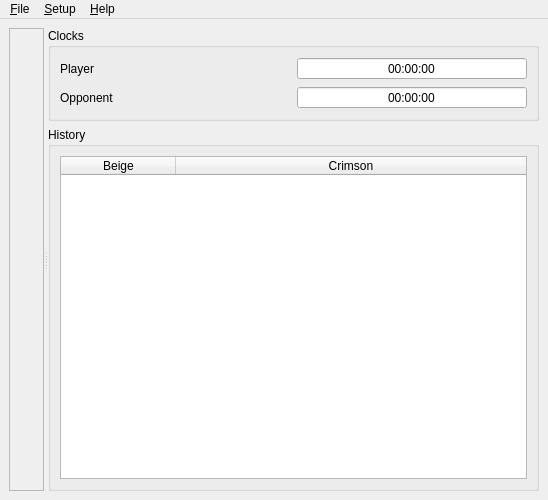
textbrowser/qtchess, file UI/qtchess_mainwindow.ui: the form before one commit.
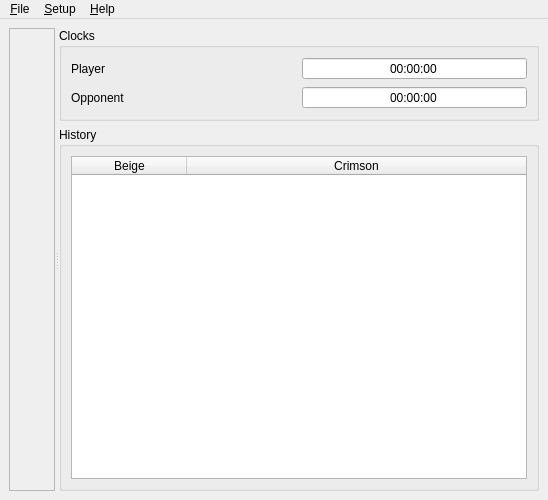
The form after the commit. Icons and pictures are not drawn.

Commit message: Side information.

Patch:
```diff
--- a/UI/qtchess_mainwindow.ui
+++ b/UI/qtchess_mainwindow.ui
@@ -31,7 +31,24 @@
        <property name="frameShadow">
         <enum>QFrame::Raised</enum>
        </property>
-       <layout class="QVBoxLayout" name="_3"/>
+       <layout class="QVBoxLayout" name="_3">
+        <item>
+         <widget class="QLabel" name="side">
+          <property name="font">
+           <font>
+            <weight>75</weight>
+            <bold>true</bold>
+           </font>
+          </property>
+          <property name="alignment">
+           <set>Qt::AlignCenter</set>
+          </property>
+         </widget>
+        </item>
+        <item>
+         <widget class="QFrame" name="board_frame"/>
+        </item>
+       </layout>
       </widget>
       <widget class="QWidget" name="layoutWidget">
        <layout class="QVBoxLayout" name="_2">
```
Left out of the diff: 2 changed lines with no effect on the pictures. The commit also changes 2 other files.
